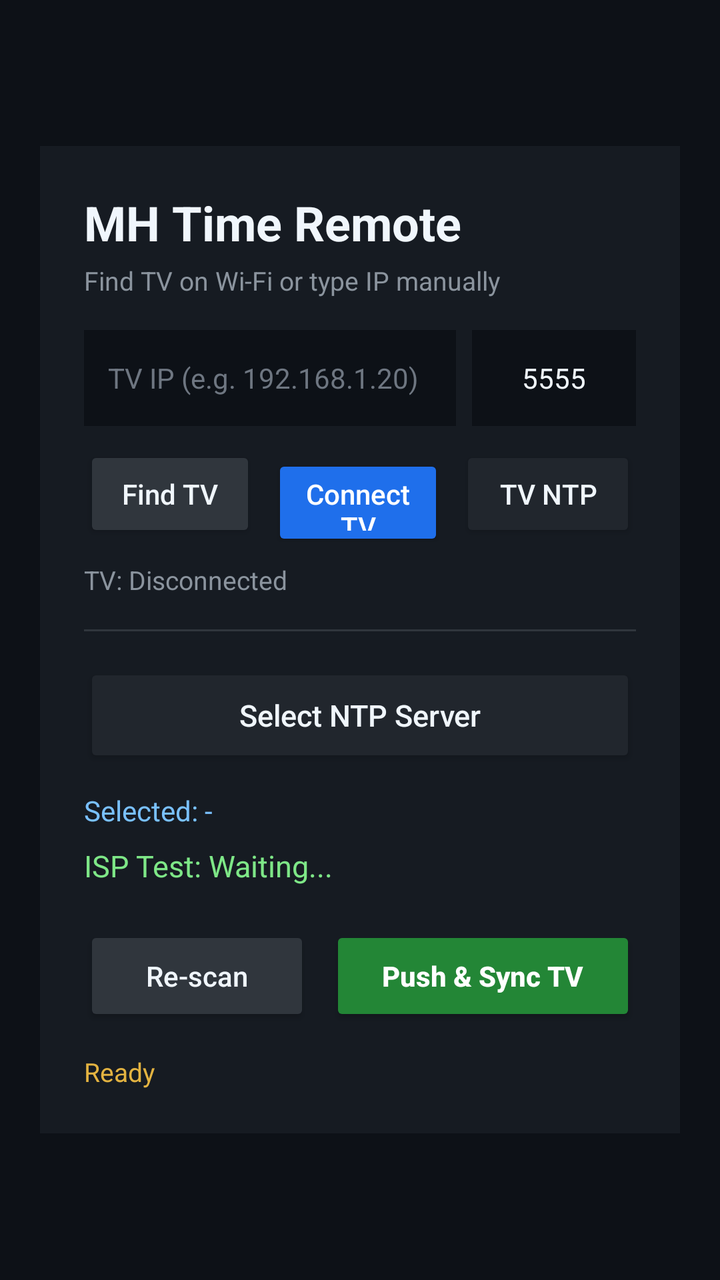
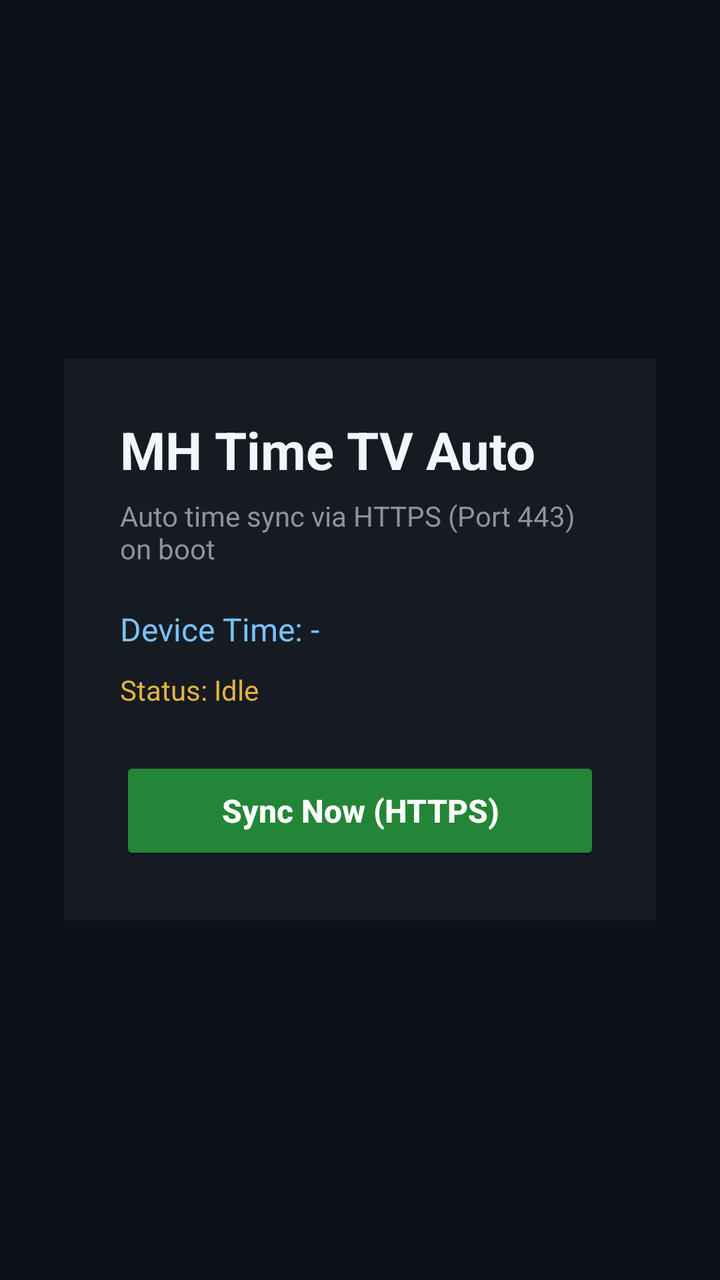

Compare the two renders of this Android layout. The source of the first and the diff that turns it into the second are given below.
<!-- AndroidManifest.xml: application theme Theme.AppCompat.NoActionBar -->
<!-- res/layout/activity_main.xml -->
<?xml version="1.0" encoding="utf-8"?>
<ScrollView xmlns:android="http://schemas.android.com/apk/res/android"
    android:layout_width="match_parent"
    android:layout_height="match_parent"
    android:background="#0D1117"
    android:fillViewport="true">

    <LinearLayout
        android:layout_width="match_parent"
        android:layout_height="wrap_content"
        android:gravity="center"
        android:orientation="vertical"
        android:padding="20dp">

        <LinearLayout
            android:layout_width="match_parent"
            android:layout_height="wrap_content"
            android:background="#161B22"
            android:maxWidth="460dp"
            android:orientation="vertical"
            android:padding="22dp">

            <TextView
                android:id="@+id/tvTitle"
                android:layout_width="wrap_content"
                android:layout_height="wrap_content"
                android:text="MH Time Remote"
                android:textColor="#F0F6FC"
                android:textSize="24sp"
                android:textStyle="bold" />

            <TextView
                android:id="@+id/tvSubtitle"
                android:layout_width="wrap_content"
                android:layout_height="wrap_content"
                android:layout_marginTop="4dp"
                android:text="Find TV on Wi-Fi or type IP manually"
                android:textColor="#8B949E"
                android:textSize="13sp" />

            <LinearLayout
                android:layout_width="match_parent"
                android:layout_height="wrap_content"
                android:layout_marginTop="16dp"
                android:orientation="horizontal">

                <EditText
                    android:id="@+id/etTvIp"
                    android:layout_width="0dp"
                    android:layout_height="48dp"
                    android:layout_marginEnd="8dp"
                    android:layout_weight="1"
                    android:background="#0D1117"
                    android:hint="TV IP (e.g. 192.168.1.20)"
                    android:inputType="phone|numberDecimal"
                    android:paddingHorizontal="12dp"
                    android:singleLine="true"
                    android:textColor="#F0F6FC"
                    android:textColorHint="#6E7681"
                    android:textSize="14sp" />

                <EditText
                    android:id="@+id/etTvPort"
                    android:layout_width="82dp"
                    android:layout_height="48dp"
                    android:background="#0D1117"
                    android:gravity="center"
                    android:hint="5555"
                    android:inputType="number"
                    android:maxLength="5"
                    android:singleLine="true"
                    android:text="5555"
                    android:textColor="#F0F6FC"
                    android:textColorHint="#6E7681"
                    android:textSize="14sp" />
            </LinearLayout>

            <LinearLayout
                android:layout_width="match_parent"
                android:layout_height="wrap_content"
                android:layout_marginTop="10dp"
                android:orientation="horizontal">

                <Button
                    android:id="@+id/btnFindTv"
                    android:layout_width="0dp"
                    android:layout_height="48dp"
                    android:layout_marginEnd="8dp"
                    android:layout_weight="1"
                    android:backgroundTint="#30363D"
                    android:text="Find TV"
                    android:textAllCaps="false"
                    android:textColor="#F0F6FC"
                    android:textSize="14sp" />

                <Button
                    android:id="@+id/btnConnectTv"
                    android:layout_width="0dp"
                    android:layout_height="48dp"
                    android:layout_marginEnd="8dp"
                    android:layout_weight="1"
                    android:backgroundTint="#1F6FEB"
                    android:text="Connect TV"
                    android:textAllCaps="false"
                    android:textColor="#FFFFFF"
                    android:textSize="14sp" />

                <Button
                    android:id="@+id/btnReadTvNtp"
                    android:layout_width="wrap_content"
                    android:layout_height="48dp"
                    android:backgroundTint="#21262D"
                    android:paddingHorizontal="12dp"
                    android:text="TV NTP"
                    android:textAllCaps="false"
                    android:textColor="#F0F6FC"
                    android:textSize="14sp" />
            </LinearLayout>

            <TextView
                android:id="@+id/tvTvConnection"
                android:layout_width="match_parent"
                android:layout_height="wrap_content"
                android:layout_marginTop="10dp"
                android:text="TV: Disconnected"
                android:textColor="#8B949E"
                android:textSize="13sp" />

            <View
                android:layout_width="match_parent"
                android:layout_height="1dp"
                android:layout_marginTop="16dp"
                android:background="#30363D" />

            <Button
                android:id="@+id/btnOpenServerDialog"
                android:layout_width="match_parent"
                android:layout_height="52dp"
                android:layout_marginTop="16dp"
                android:backgroundTint="#21262D"
                android:text="Select NTP Server"
                android:textAllCaps="false"
                android:textColor="#F0F6FC"
                android:textSize="15sp" />

            <TextView
                android:id="@+id/tvSelectedTarget"
                android:layout_width="match_parent"
                android:layout_height="wrap_content"
                android:layout_marginTop="12dp"
                android:text="Selected: -"
                android:textColor="#79C0FF"
                android:textSize="14sp" />

            <LinearLayout
                android:layout_width="match_parent"
                android:layout_height="wrap_content"
                android:layout_marginTop="8dp"
                android:gravity="center_vertical"
                android:orientation="horizontal">

                <ProgressBar
                    android:id="@+id/progressScanning"
                    style="?android:attr/progressBarStyleSmall"
                    android:layout_width="20dp"
                    android:layout_height="20dp"
                    android:layout_marginEnd="10dp"
                    android:indeterminateTint="#58A6FF"
                    android:visibility="gone" />

                <TextView
                    android:id="@+id/tvTestResult"
                    android:layout_width="0dp"
                    android:layout_height="wrap_content"
                    android:layout_weight="1"
                    android:text="ISP Test: Waiting..."
                    android:textColor="#7EE787"
                    android:textSize="15sp" />
            </LinearLayout>

            <LinearLayout
                android:layout_width="match_parent"
                android:layout_height="wrap_content"
                android:layout_marginTop="20dp"
                android:orientation="horizontal">

                <Button
                    android:id="@+id/btnRescan"
                    android:layout_width="0dp"
                    android:layout_height="50dp"
                    android:layout_marginEnd="10dp"
                    android:layout_weight="1"
                    android:backgroundTint="#30363D"
                    android:text="Re-scan"
                    android:textAllCaps="false"
                    android:textColor="#F0F6FC"
                    android:textSize="14sp" />

                <Button
                    android:id="@+id/btnSyncTv"
                    android:layout_width="0dp"
                    android:layout_height="50dp"
                    android:layout_weight="1.35"
                    android:backgroundTint="#238636"
                    android:text="Push &amp; Sync TV"
                    android:textAllCaps="false"
                    android:textColor="#FFFFFF"
                    android:textSize="14sp"
                    android:textStyle="bold" />
            </LinearLayout>

            <TextView
                android:id="@+id/tvSyncStatus"
                android:layout_width="match_parent"
                android:layout_height="wrap_content"
                android:layout_marginTop="14dp"
                android:text="Ready"
                android:textColor="#E3B341"
                android:textSize="13sp" />

        </LinearLayout>
    </LinearLayout>
</ScrollView>
<!-- resources referenced by this layout -->
<resources>

</resources>

<!-- the commit's change to res/layout/activity_main.xml (unified diff, before → after) -->
@@ -1,223 +1,69 @@
 <?xml version="1.0" encoding="utf-8"?>
-<ScrollView xmlns:android="http://schemas.android.com/apk/res/android"
+<LinearLayout xmlns:android="http://schemas.android.com/apk/res/android"
     android:layout_width="match_parent"
     android:layout_height="match_parent"
     android:background="#0D1117"
-    android:fillViewport="true">
+    android:gravity="center"
+    android:orientation="vertical"
+    android:padding="32dp">
 
     <LinearLayout
         android:layout_width="match_parent"
         android:layout_height="wrap_content"
-        android:gravity="center"
+        android:background="#161B22"
+        android:maxWidth="520dp"
         android:orientation="vertical"
-        android:padding="20dp">
+        android:padding="28dp">
 
-        <LinearLayout
+        <TextView
+            android:id="@+id/tvTitle"
+            android:layout_width="wrap_content"
+            android:layout_height="wrap_content"
+            android:text="MH Time TV Auto"
+            android:textColor="#F0F6FC"
+            android:textSize="26sp"
+            android:textStyle="bold" />
+
+        <TextView
+            android:id="@+id/tvSubtitle"
+            android:layout_width="wrap_content"
+            android:layout_height="wrap_content"
+            android:layout_marginTop="6dp"
+            android:text="Auto time sync via HTTPS (Port 443) on boot"
+            android:textColor="#8B949E"
+            android:textSize="14sp" />
+
+        <TextView
+            android:id="@+id/tvCurrentClock"
             android:layout_width="match_parent"
             android:layout_height="wrap_content"
-            android:background="#161B22"
-            android:maxWidth="460dp"
-            android:orientation="vertical"
-            android:padding="22dp">
+            android:layout_marginTop="20dp"
+            android:text="Device Time: -"
+            android:textColor="#79C0FF"
+            android:textSize="16sp" />
 
-            <TextView
-                android:id="@+id/tvTitle"
-                android:layout_width="wrap_content"
-                android:layout_height="wrap_content"
-                android:text="MH Time Remote"
-                android:textColor="#F0F6FC"
-                android:textSize="24sp"
-                android:textStyle="bold" />
+        <TextView
+            android:id="@+id/tvStatus"
+            android:layout_width="match_parent"
+            android:layout_height="wrap_content"
+            android:layout_marginTop="10dp"
+            android:text="Status: Idle"
+            android:textColor="#E3B341"
+            android:textSize="14sp" />
 
-            <TextView
-                android:id="@+id/tvSubtitle"
-                android:layout_width="wrap_content"
-                android:layout_height="wrap_content"
-                android:layout_marginTop="4dp"
-                android:text="Find TV on Wi-Fi or type IP manually"
-                android:textColor="#8B949E"
-                android:textSize="13sp" />
+        <Button
+            android:id="@+id/btnSyncNow"
+            android:layout_width="match_parent"
+            android:layout_height="54dp"
+            android:layout_marginTop="24dp"
+            android:backgroundTint="#238636"
+            android:focusable="true"
+            android:focusableInTouchMode="true"
+            android:text="Sync Now (HTTPS)"
+            android:textAllCaps="false"
+            android:textColor="#FFFFFF"
+            android:textSize="16sp"
+            android:textStyle="bold" />
 
-            <LinearLayout
-                android:layout_width="match_parent"
-                android:layout_height="wrap_content"
-                android:layout_marginTop="16dp"
-                android:orientation="horizontal">
-
-                <EditText
-                    android:id="@+id/etTvIp"
-                    android:layout_width="0dp"
-                    android:layout_height="48dp"
-                    android:layout_marginEnd="8dp"
-                    android:layout_weight="1"
-                    android:background="#0D1117"
-                    android:hint="TV IP (e.g. 192.168.1.20)"
-                    android:inputType="phone|numberDecimal"
-                    android:paddingHorizontal="12dp"
-                    android:singleLine="true"
-                    android:textColor="#F0F6FC"
-                    android:textColorHint="#6E7681"
-                    android:textSize="14sp" />
-
-                <EditText
-                    android:id="@+id/etTvPort"
-                    android:layout_width="82dp"
-                    android:layout_height="48dp"
-                    android:background="#0D1117"
-                    android:gravity="center"
-                    android:hint="5555"
-                    android:inputType="number"
-                    android:maxLength="5"
-                    android:singleLine="true"
-                    android:text="5555"
-                    android:textColor="#F0F6FC"
-                    android:textColorHint="#6E7681"
-                    android:textSize="14sp" />
-            </LinearLayout>
-
-            <LinearLayout
-                android:layout_width="match_parent"
-                android:layout_height="wrap_content"
-                android:layout_marginTop="10dp"
-                android:orientation="horizontal">
-
-                <Button
-                    android:id="@+id/btnFindTv"
-                    android:layout_width="0dp"
-                    android:layout_height="48dp"
-                    android:layout_marginEnd="8dp"
-                    android:layout_weight="1"
-                    android:backgroundTint="#30363D"
-                    android:text="Find TV"
-                    android:textAllCaps="false"
-                    android:textColor="#F0F6FC"
-                    android:textSize="14sp" />
-
-                <Button
-                    android:id="@+id/btnConnectTv"
-                    android:layout_width="0dp"
-                    android:layout_height="48dp"
-                    android:layout_marginEnd="8dp"
-                    android:layout_weight="1"
-                    android:backgroundTint="#1F6FEB"
-                    android:text="Connect TV"
-                    android:textAllCaps="false"
-                    android:textColor="#FFFFFF"
-                    android:textSize="14sp" />
-
-                <Button
-                    android:id="@+id/btnReadTvNtp"
-                    android:layout_width="wrap_content"
-                    android:layout_height="48dp"
-                    android:backgroundTint="#21262D"
-                    android:paddingHorizontal="12dp"
-                    android:text="TV NTP"
-                    android:textAllCaps="false"
-                    android:textColor="#F0F6FC"
-                    android:textSize="14sp" />
-            </LinearLayout>
-
-            <TextView
-                android:id="@+id/tvTvConnection"
-                android:layout_width="match_parent"
-                android:layout_height="wrap_content"
-                android:layout_marginTop="10dp"
-                android:text="TV: Disconnected"
-                android:textColor="#8B949E"
-                android:textSize="13sp" />
-
-            <View
-                android:layout_width="match_parent"
-                android:layout_height="1dp"
-                android:layout_marginTop="16dp"
-                android:background="#30363D" />
-
-            <Button
-                android:id="@+id/btnOpenServerDialog"
-                android:layout_width="match_parent"
-                android:layout_height="52dp"
-                android:layout_marginTop="16dp"
-                android:backgroundTint="#21262D"
-                android:text="Select NTP Server"
-                android:textAllCaps="false"
-                android:textColor="#F0F6FC"
-                android:textSize="15sp" />
-
-            <TextView
-                android:id="@+id/tvSelectedTarget"
-                android:layout_width="match_parent"
-                android:layout_height="wrap_content"
-                android:layout_marginTop="12dp"
-                android:text="Selected: -"
-                android:textColor="#79C0FF"
-                android:textSize="14sp" />
-
-            <LinearLayout
-                android:layout_width="match_parent"
-                android:layout_height="wrap_content"
-                android:layout_marginTop="8dp"
-                android:gravity="center_vertical"
-                android:orientation="horizontal">
-
-                <ProgressBar
-                    android:id="@+id/progressScanning"
-                    style="?android:attr/progressBarStyleSmall"
-                    android:layout_width="20dp"
-                    android:layout_height="20dp"
-                    android:layout_marginEnd="10dp"
-                    android:indeterminateTint="#58A6FF"
-                    android:visibility="gone" />
-
-                <TextView
-                    android:id="@+id/tvTestResult"
-                    android:layout_width="0dp"
-                    android:layout_height="wrap_content"
-                    android:layout_weight="1"
-                    android:text="ISP Test: Waiting..."
-                    android:textColor="#7EE787"
-                    android:textSize="15sp" />
-            </LinearLayout>
-
-            <LinearLayout
-                android:layout_width="match_parent"
-                android:layout_height="wrap_content"
-                android:layout_marginTop="20dp"
-                android:orientation="horizontal">
-
-                <Button
-                    android:id="@+id/btnRescan"
-                    android:layout_width="0dp"
-                    android:layout_height="50dp"
-                    android:layout_marginEnd="10dp"
-                    android:layout_weight="1"
-                    android:backgroundTint="#30363D"
-                    android:text="Re-scan"
-                    android:textAllCaps="false"
-                    android:textColor="#F0F6FC"
-                    android:textSize="14sp" />
-
-                <Button
-                    android:id="@+id/btnSyncTv"
-                    android:layout_width="0dp"
-                    android:layout_height="50dp"
-                    android:layout_weight="1.35"
-                    android:backgroundTint="#238636"
-                    android:text="Push &amp; Sync TV"
-                    android:textAllCaps="false"
-                    android:textColor="#FFFFFF"
-                    android:textSize="14sp"
-                    android:textStyle="bold" />
-            </LinearLayout>
-
-            <TextView
-                android:id="@+id/tvSyncStatus"
-                android:layout_width="match_parent"
-                android:layout_height="wrap_content"
-                android:layout_marginTop="14dp"
-                android:text="Ready"
-                android:textColor="#E3B341"
-                android:textSize="13sp" />
-
-        </LinearLayout>
     </LinearLayout>
-</ScrollView>
+</LinearLayout>
